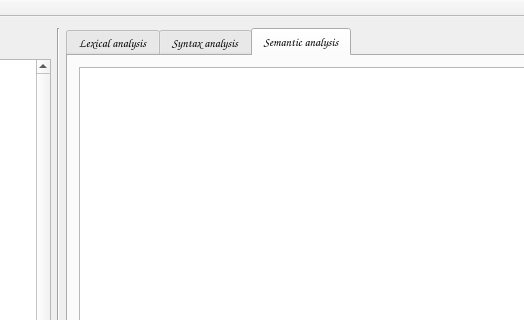
CDovgal/lexical-analyzer-php, file php-interpreter/client/forms/mainwindow.ui: the form before one commit; both pictures show x 305 to 829 and y 0 to 320 of the 962 by 469 pixel window.
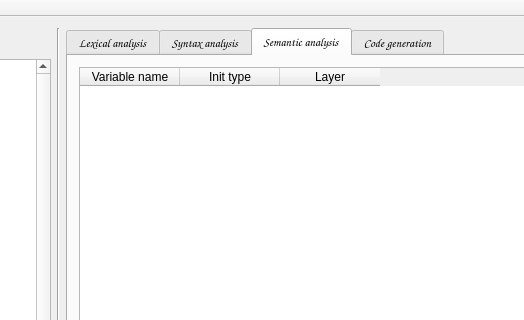
The form after the commit. The open tabs and pages were chosen to show the change.

Commit message: add output windows for code generation & semantic output & configure it

Diff of the .ui file:
```diff
--- a/php-interpreter/client/forms/mainwindow.ui
+++ b/php-interpreter/client/forms/mainwindow.ui
@@ -209,9 +209,6 @@
               <property name="editTriggers">
                <set>QAbstractItemView::NoEditTriggers</set>
               </property>
-              <attribute name="horizontalHeaderVisible">
-               <bool>false</bool>
-              </attribute>
               <attribute name="verticalHeaderVisible">
                <bool>false</bool>
               </attribute>
@@ -220,28 +217,33 @@
               </attribute>
               <column>
                <property name="text">
-                <string>Tocken class</string>
+                <string>Variable name</string>
                </property>
               </column>
               <column>
                <property name="text">
-                <string>Lexem</string>
+                <string>Init type</string>
                </property>
               </column>
               <column>
                <property name="text">
-                <string>Row</string>
-               </property>
-              </column>
-              <column>
-               <property name="text">
-                <string>Column</string>
+                <string>Layer</string>
                </property>
               </column>
              </widget>
             </item>
            </layout>
           </widget>
+          <widget class="QWidget" name="tab_4">
+           <attribute name="title">
+            <string>Code generation</string>
+           </attribute>
+           <layout class="QHBoxLayout" name="horizontalLayout_6">
+            <item>
+             <widget class="QPlainTextEdit" name="mp_output_code_generation"/>
+            </item>
+           </layout>
+          </widget>
          </widget>
         </item>
        </layout>
```
Left out of the diff: 7 changed lines with no effect on the pictures. The commit also changes 2 other files.
